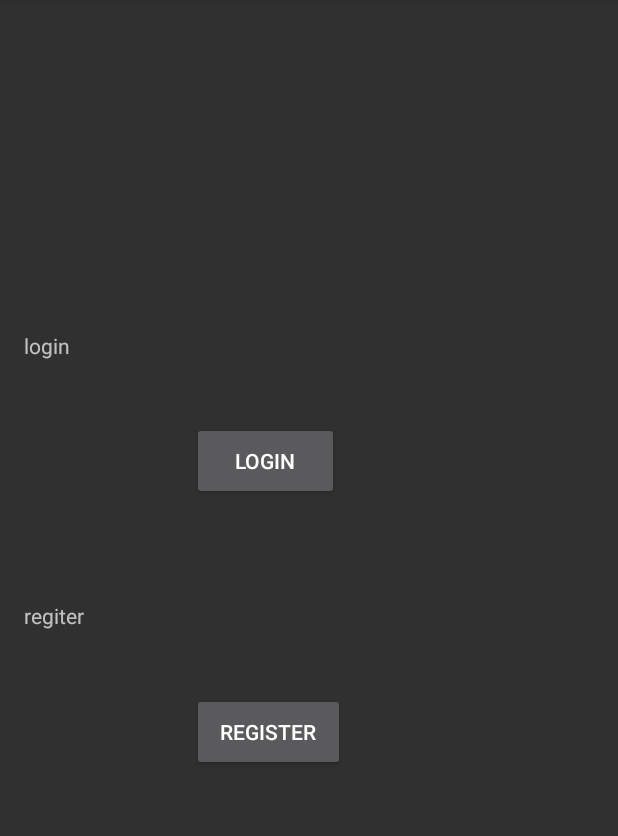
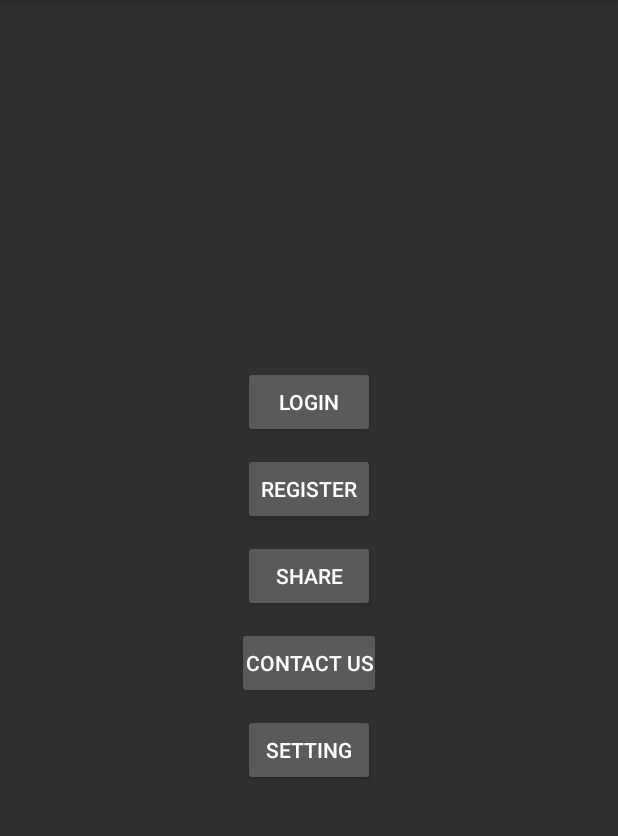
Before and after one commit to EhsanUddoula/Bookly, an Android app: the screen it shows after launch (MainActivity), on a phone screen of 412 x 824 dp, the part 84-920 px from its top. Run offline under Robolectric (Android 15) with nearby library versions, the phone set to English and light mode, and no system bars.

Commit message:
new feature

```diff
--- a/app/src/main/res/layout/activity_main.xml
+++ b/app/src/main/res/layout/activity_main.xml
@@ -1,58 +1,52 @@
 <?xml version="1.0" encoding="utf-8"?>
-<androidx.constraintlayout.widget.ConstraintLayout xmlns:android="http://schemas.android.com/apk/res/android"
+<LinearLayout xmlns:android="http://schemas.android.com/apk/res/android"
     xmlns:app="http://schemas.android.com/apk/res-auto"
     xmlns:tools="http://schemas.android.com/tools"
     android:layout_width="match_parent"
     android:layout_height="match_parent"
+    android:gravity="center"
+    android:orientation="vertical"
     tools:context=".MainActivity">
 
+    <Button
+        android:layout_width="wrap_content"
+        android:layout_height="wrap_content"
+        android:id="@+id/login"
+        android:padding="5dp"
+        android:text="LOGIN"
+        />
+    <Button
+        android:layout_width="wrap_content"
+        android:layout_height="wrap_content"
+        android:id="@+id/register"
+        android:padding="5dp"
+        android:text="REGISTER"
+        android:layout_marginTop="10dp"
+        />
+    <Button
+        android:layout_width="wrap_content"
+        android:layout_height="wrap_content"
+        android:id="@+id/share"
+        android:padding="5dp"
+        android:text="SHARE"
+        android:layout_marginTop="10dp"
+        />
+    <Button
+        android:layout_width="wrap_content"
+        android:layout_height="wrap_content"
+        android:id="@+id/contact"
+        android:padding="5dp"
+        android:text="CONTACT US"
+        android:layout_marginTop="10dp"
+        />
+    <Button
+        android:layout_width="wrap_content"
+        android:layout_height="wrap_content"
+        android:id="@+id/setting"
+        android:padding="5dp"
+        android:text="SETTING"
+        android:layout_marginTop="10dp"
+        />
 
-    <Button
-        android:id="@+id/login"
-        android:layout_width="98dp"
-        android:layout_height="52dp"
-        android:text="Login"
-        app:layout_constraintBottom_toBottomOf="parent"
-        app:layout_constraintEnd_toEndOf="parent"
-        app:layout_constraintHorizontal_bias="0.408"
-        app:layout_constraintStart_toStartOf="parent"
-        app:layout_constraintTop_toTopOf="parent"
-        app:layout_constraintVertical_bias="0.393" />
 
-    <Button
-        android:id="@+id/register"
-        android:layout_width="102dp"
-        android:layout_height="52dp"
-        android:text="Register"
-        app:layout_constraintBottom_toBottomOf="parent"
-        app:layout_constraintEnd_toEndOf="@+id/login"
-        app:layout_constraintHorizontal_bias="0.0"
-        app:layout_constraintStart_toStartOf="@+id/login"
-        app:layout_constraintTop_toTopOf="@+id/login"
-        app:layout_constraintVertical_bias="0.415" />
-
-    <TextView
-        android:id="@+id/textView"
-        android:layout_width="324dp"
-        android:layout_height="28dp"
-        android:layout_marginTop="384dp"
-        android:text="regiter"
-        app:layout_constraintBottom_toTopOf="@+id/register"
-        app:layout_constraintEnd_toEndOf="parent"
-        app:layout_constraintHorizontal_bias="0.183"
-        app:layout_constraintStart_toStartOf="parent"
-        app:layout_constraintTop_toTopOf="parent"
-        app:layout_constraintVertical_bias="0.333" />
-
-    <TextView
-        android:id="@+id/textView2"
-        android:layout_width="324dp"
-        android:layout_height="29dp"
-        android:text="login"
-        app:layout_constraintBottom_toBottomOf="parent"
-        app:layout_constraintEnd_toEndOf="parent"
-        app:layout_constraintHorizontal_bias="0.183"
-        app:layout_constraintStart_toStartOf="parent"
-        app:layout_constraintTop_toTopOf="parent"
-        app:layout_constraintVertical_bias="0.299" />
-</androidx.constraintlayout.widget.ConstraintLayout>
+</LinearLayout>
```
